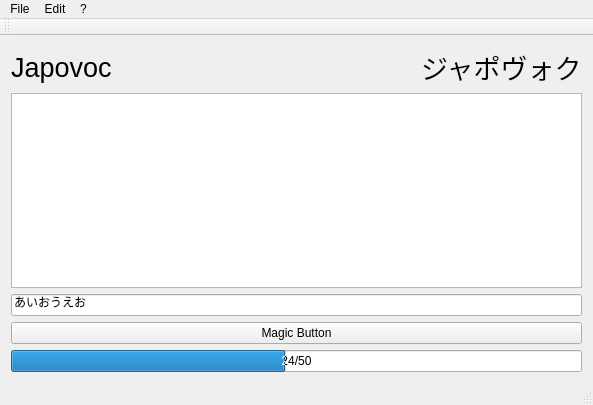
mrberti/Japovoc, file source/japovoc.ui: the form before one commit.
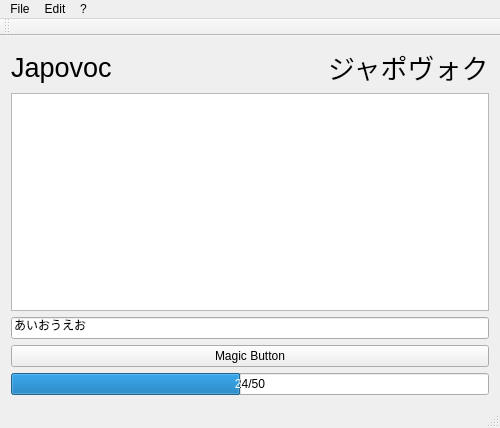
The form after the commit.

```diff
--- a/source/japovoc.ui
+++ b/source/japovoc.ui
@@ -6,8 +6,8 @@
    <rect>
     <x>0</x>
     <y>0</y>
-    <width>593</width>
-    <height>405</height>
+    <width>500</width>
+    <height>428</height>
    </rect>
   </property>
   <property name="windowTitle">
@@ -61,6 +61,12 @@
       </item>
       <item>
        <widget class="QGraphicsView" name="graphicsView">
+        <property name="minimumSize">
+         <size>
+          <width>300</width>
+          <height>175</height>
+         </size>
+        </property>
         <property name="verticalScrollBarPolicy">
          <enum>Qt::ScrollBarAlwaysOff</enum>
         </property>
@@ -111,7 +117,7 @@
     <rect>
      <x>0</x>
      <y>0</y>
-     <width>593</width>
+     <width>500</width>
      <height>21</height>
     </rect>
    </property>
```
